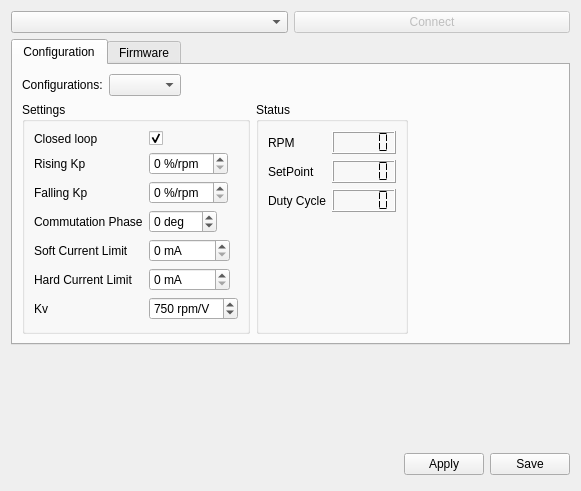
Old version of the form ground/openpilotgcs/src/plugins/esc/esc.ui in the repository peabody124/TauLabs.
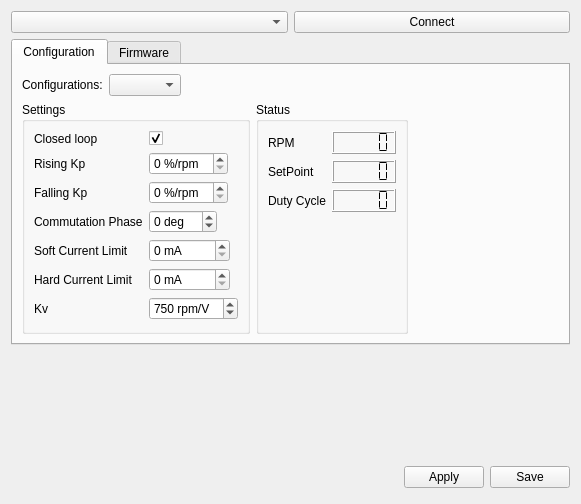
New version of the form. Icons and pictures are not drawn.

Commit message: Connecting and disconnecting to serial port from ESC gui working

What changed in the file:
```diff
--- a/ground/openpilotgcs/src/plugins/esc/esc.ui
+++ b/ground/openpilotgcs/src/plugins/esc/esc.ui
@@ -7,7 +7,7 @@
     <x>0</x>
     <y>0</y>
     <width>581</width>
-    <height>491</height>
+    <height>504</height>
    </rect>
   </property>
   <property name="windowTitle">
@@ -32,7 +32,7 @@
      <item>
       <widget class="QPushButton" name="connectButton">
        <property name="enabled">
-        <bool>false</bool>
+        <bool>true</bool>
        </property>
        <property name="mouseTracking">
         <bool>true</bool>
```
The commit also changes 4 other files.
